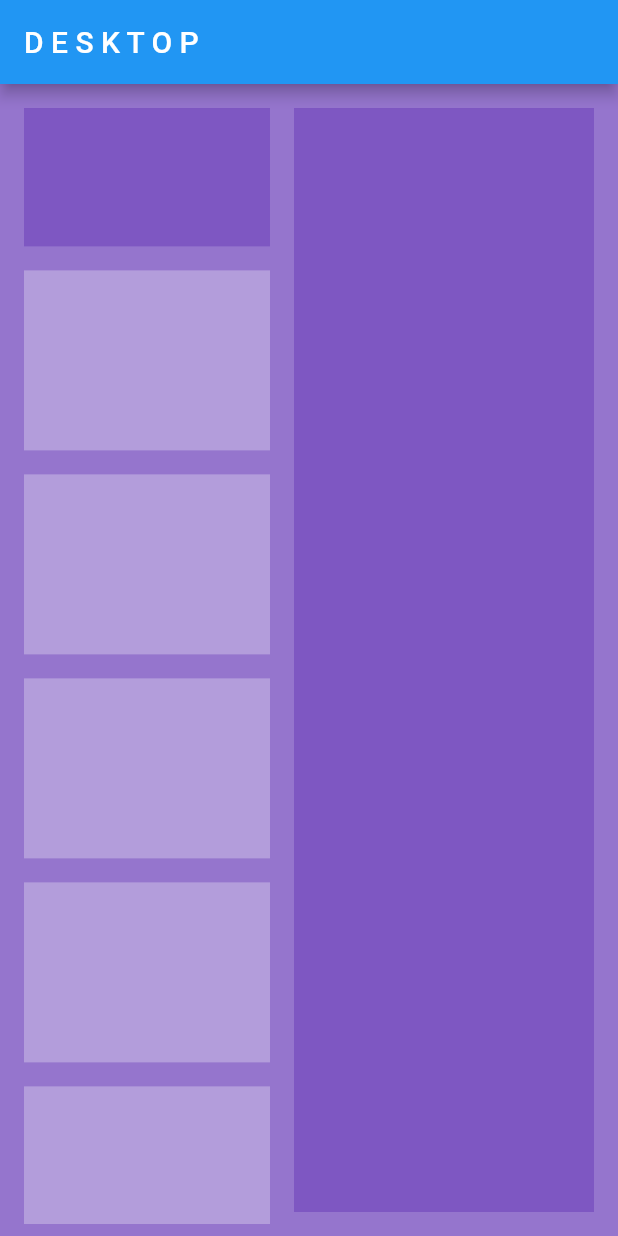
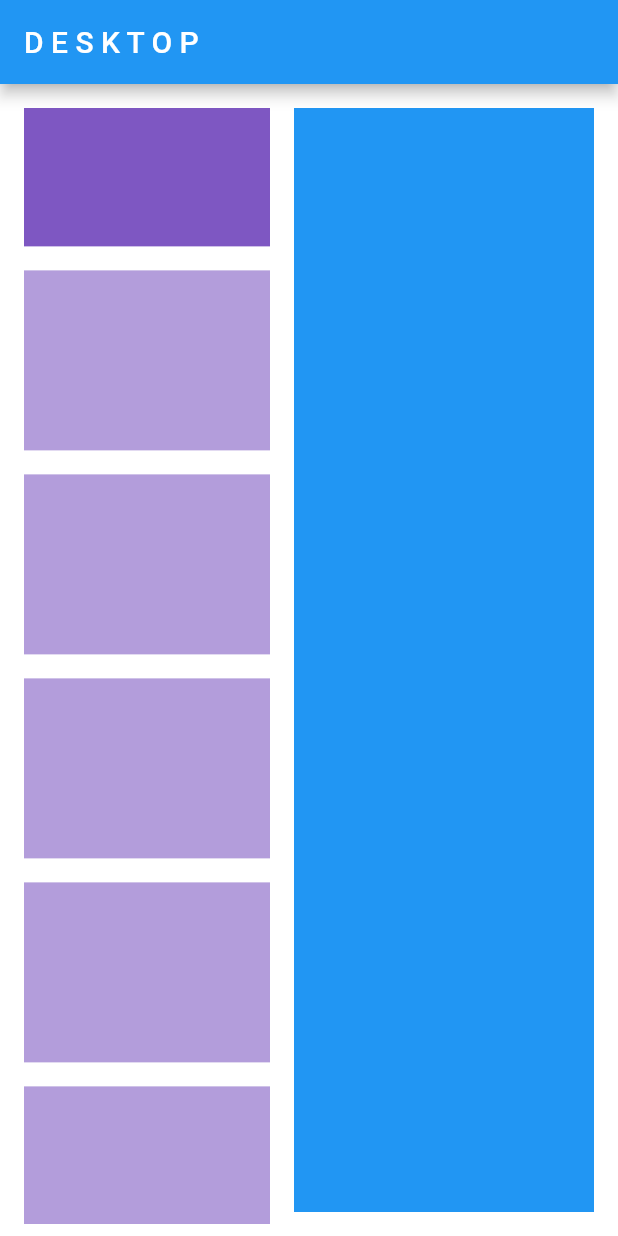
Before and after one commit to Asifor/flutter-responsive-layout, a Flutter app: the MyDesktopBody screen opened directly, on a phone screen of 412 x 824 dp. Run offline on Flutter 3.47's test engine with Material 2 defaults, Android fonts, the phone set to English and light mode, and no system bars.

Commit message:
update desktop background color

```diff
--- a/lib/responsive/desktop_body.dart
+++ b/lib/responsive/desktop_body.dart
@@ -6,7 +6,7 @@ class MyDesktopBody extends StatelessWidget {
   @override
   Widget build(BuildContext context) {
     return Scaffold(
-      backgroundColor: Colors.deepPurple[300],
+      backgroundColor: Colors.white,
       appBar: AppBar(
         title: const Text('D E S K T O P'),
       ),
@@ -54,7 +54,7 @@ class MyDesktopBody extends StatelessWidget {
               padding: const EdgeInsets.all(8.0),
               child: Container(
                 width: 200,
-                color: Colors.deepPurple[400],
+                color: Colors.blue,
               ),
             )
           ],
```
